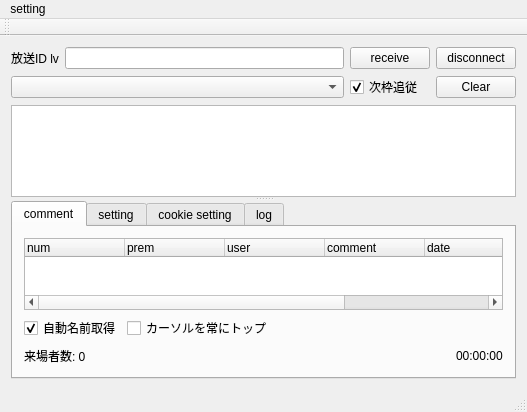
This is ui/mainwindow.ui in diginatu/Viqo as Qt 5 draws it before an edit. The edited form follows.
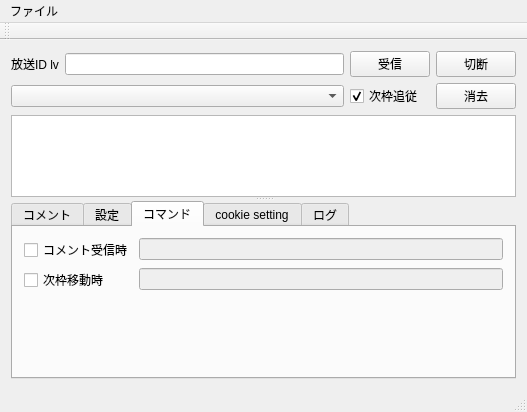
This is the edited form.

Commit message: implemented the Next Waku command and URL replacement made command tab

```diff
--- a/ui/mainwindow.ui
+++ b/ui/mainwindow.ui
@@ -62,7 +62,7 @@
        </sizepolicy>
       </property>
       <property name="text">
-       <string>receive</string>
+       <string>受信</string>
       </property>
      </widget>
     </item>
@@ -75,7 +75,7 @@
        </sizepolicy>
       </property>
       <property name="text">
-       <string>disconnect</string>
+       <string>切断</string>
       </property>
      </widget>
     </item>
@@ -88,7 +88,7 @@
        </sizepolicy>
       </property>
       <property name="text">
-       <string>Clear</string>
+       <string>消去</string>
       </property>
      </widget>
     </item>
@@ -138,11 +138,11 @@
         </size>
        </property>
        <property name="currentIndex">
-        <number>0</number>
+        <number>2</number>
        </property>
        <widget class="QWidget" name="comment_tab">
         <attribute name="title">
-         <string>comment</string>
+         <string>コメント</string>
         </attribute>
         <layout class="QGridLayout" name="gridLayout">
          <item row="1" column="0">
@@ -259,7 +259,7 @@
        </widget>
        <widget class="QWidget" name="setting_tab">
         <attribute name="title">
-         <string>setting</string>
+         <string>設定</string>
         </attribute>
         <widget class="QCheckBox" name="setting_commentComand_checkbox">
          <property name="geometry">
@@ -352,6 +352,41 @@
          </property>
         </widget>
        </widget>
+       <widget class="QWidget" name="tab">
+        <attribute name="title">
+         <string>コマンド</string>
+        </attribute>
+        <layout class="QFormLayout" name="formLayout_4">
+         <item row="0" column="0">
+          <widget class="QCheckBox" name="command_comment_chk">
+           <property name="text">
+            <string>コメント受信時</string>
+           </property>
+          </widget>
+         </item>
+         <item row="0" column="1">
+          <widget class="QLineEdit" name="command_comment">
+           <property name="enabled">
+            <bool>false</bool>
+           </property>
+          </widget>
+         </item>
+         <item row="1" column="0">
+          <widget class="QCheckBox" name="command_nextWaku_chk">
+           <property name="text">
+            <string>次枠移動時</string>
+           </property>
+          </widget>
+         </item>
+         <item row="1" column="1">
+          <widget class="QLineEdit" name="command_nextWaku">
+           <property name="enabled">
+            <bool>false</bool>
+           </property>
+          </widget>
+         </item>
+        </layout>
+       </widget>
        <widget class="QWidget" name="cookiesetting_tab">
         <property name="mouseTracking">
          <bool>false</bool>
@@ -562,7 +597,7 @@
        </widget>
        <widget class="QWidget" name="log_tab">
         <attribute name="title">
-         <string>log</string>
+         <string>ログ</string>
         </attribute>
         <layout class="QGridLayout" name="gridLayout_2">
          <item row="0" column="0">
@@ -594,7 +629,7 @@
    </property>
    <widget class="QMenu" name="menuSetting">
     <property name="title">
-     <string>setting</string>
+     <string>ファイル</string>
     </property>
     <addaction name="actionSave"/>
     <addaction name="actionLoad"/>
```
Left out of the diff: 64 changed lines with no effect on the pictures. The commit also changes 7 other files.
